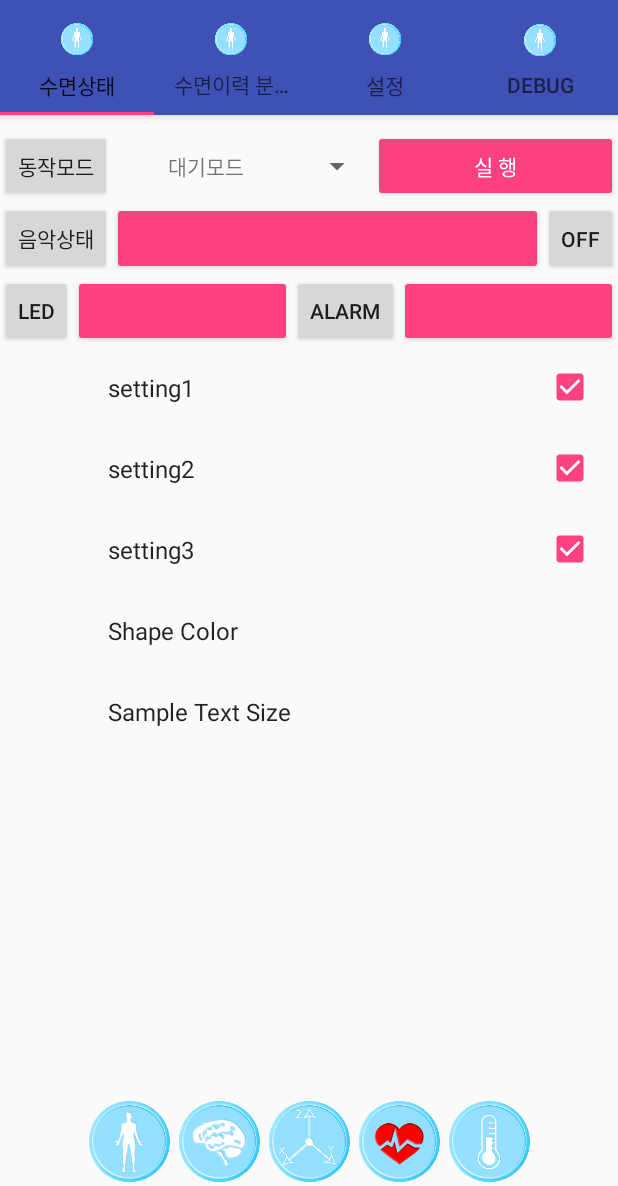
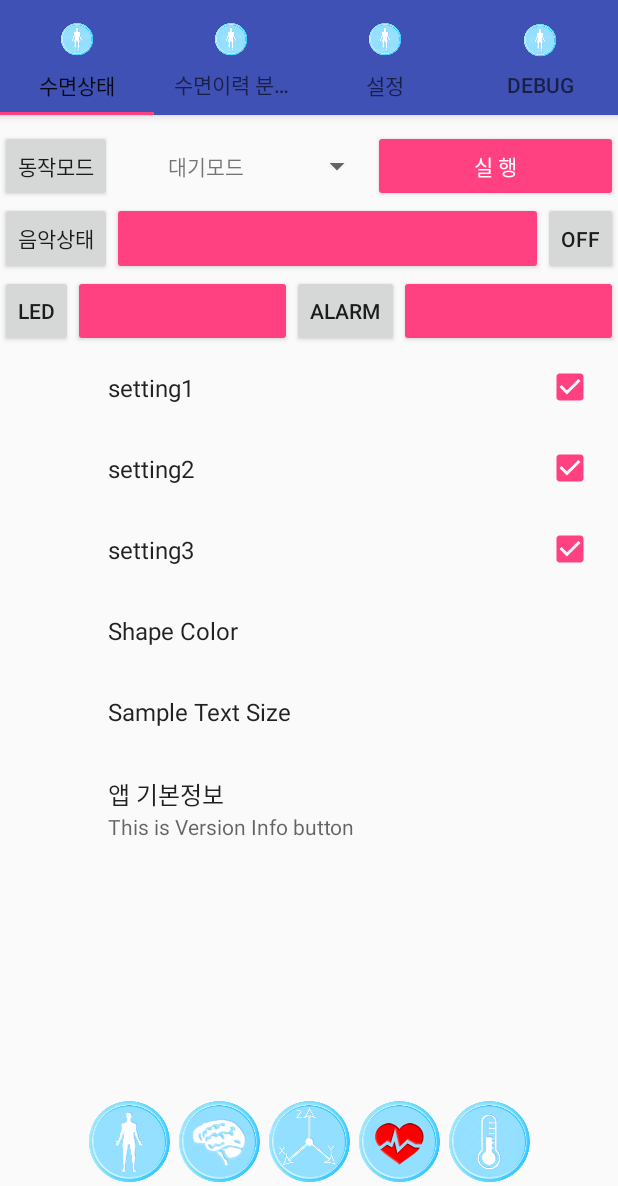
Before and after one commit to jsyoon64/Smask, an Android app: the fragment FragPref placed in its activity, on a phone screen of 412 x 824 dp, the part 50-1236 px from its top. Run offline under Robolectric (Android 15) with nearby library versions, the phone set to English and light mode, and no system bars; our stand-ins replace androidx.preference; plain views replace GraphView; 3 statements that could not run were skipped.

Commit message:
Setting Screen에 Version 정보 표시 기능

```diff
--- a/app/src/main/java/com/jsyoon/sleepmask2/setting/FragPref.java
+++ b/app/src/main/java/com/jsyoon/sleepmask2/setting/FragPref.java
@@ -1,6 +1,7 @@
 package com.jsyoon.sleepmask2.setting;
 
 import android.os.Bundle;
+import android.support.v7.preference.Preference;
 import android.support.v7.preference.PreferenceFragmentCompat;
 import android.util.Log;
 
@@ -13,6 +14,17 @@ public class FragPref extends PreferenceFragmentCompat {
 
         // Add visualizer preferences, defined in the XML file in res->xml->pref_visualizer
         addPreferencesFromResource(R.xml.setting_pref);
+
+        Preference button = findPreference("VersionInfo");
+        button.setOnPreferenceClickListener(new Preference.OnPreferenceClickListener() {
+            @Override
+            public boolean onPreferenceClick(Preference preference) {
+                //code for what you want it to do
+                preference.setSummary("Button Clicked");
+                return true;
+            }
+        });
+
         Log.d(TAG, "onCreatePreferences");
     }
 }
--- a/app/src/main/res/layout/tab_fragment3.xml
+++ b/app/src/main/res/layout/tab_fragment3.xml
@@ -1,4 +1,5 @@
 <fragment xmlns:android="http://schemas.android.com/apk/res/android"
     android:name="com.jsyoon.sleepmask2.setting.FragPref"
     android:layout_width="match_parent"
-    android:layout_height="match_parent"/>
+    android:layout_height="match_parent">
+</fragment>
--- a/app/src/main/res/xml/setting_pref.xml
+++ b/app/src/main/res/xml/setting_pref.xml
@@ -24,4 +24,8 @@
         android:defaultValue="@string/text_size_default"
         android:key="@string/text_size_key"
         android:title="@string/text_size_label" />
+
+    <Preference android:title="앱 기본정보"
+        android:key="VersionInfo"
+        android:summary="This is Version Info button"/>
 </PreferenceScreen>
```
